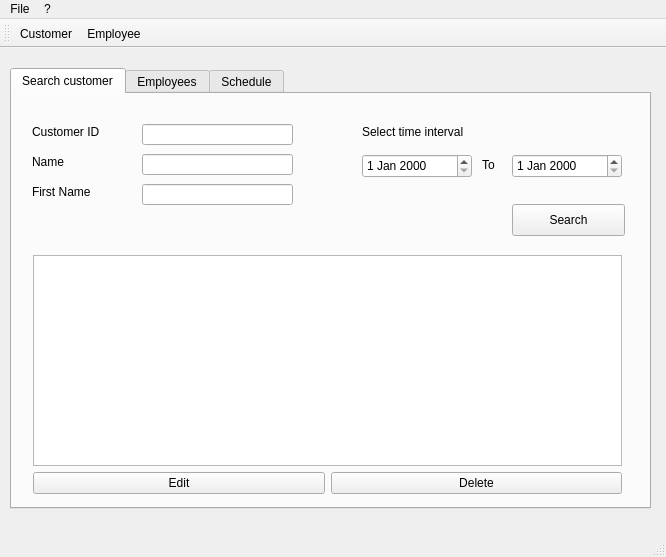
Before: the Qt Designer form mainwindow.ui in GouVsky/Projet_C-, drawn with Qt 5.
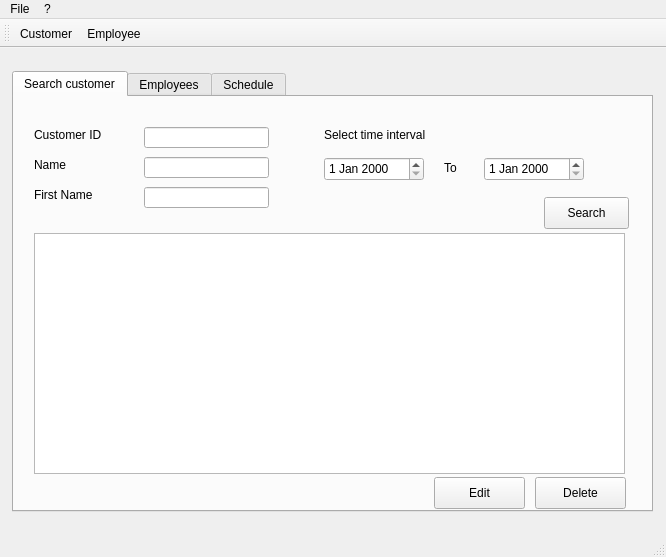
After: the same form once the commit is applied. The open tabs and pages were chosen to show the change. Icons and pictures are not drawn.

Commit message: Heureusement qu'on peut compter sur son binôme pour réparer les erreurs, hein ?.

```diff
--- a/mainwindow.ui
+++ b/mainwindow.ui
@@ -10,19 +10,22 @@
     <height>557</height>
    </rect>
   </property>
+  <property name="maximumSize">
+   <size>
+    <width>16777215</width>
+    <height>16777215</height>
+   </size>
+  </property>
   <property name="windowTitle">
    <string>MainWindow</string>
   </property>
+  <property name="tabShape">
+   <enum>QTabWidget::Rounded</enum>
+  </property>
   <widget class="QWidget" name="centralWidget">
+   <layout class="QGridLayout" name="gridLayout_3">
+    <item row="0" column="0">
    <widget class="QTabWidget" name="tabWidget">
-    <property name="geometry">
-     <rect>
-      <x>10</x>
-      <y>20</y>
-      <width>641</width>
-      <height>441</height>
-     </rect>
-    </property>
     <property name="maximumSize">
      <size>
       <width>641</width>
@@ -30,57 +33,18 @@
      </size>
     </property>
     <property name="currentIndex">
-     <number>1</number>
+       <number>0</number>
     </property>
     <widget class="QWidget" name="customerSearch">
      <attribute name="title">
       <string>Search customer</string>
      </attribute>
-     <widget class="QLineEdit" name="customerIDSearch">
-      <property name="geometry">
-       <rect>
-        <x>130</x>
-        <y>30</y>
-        <width>151</width>
-        <height>21</height>
-       </rect>
-      </property>
-      <property name="text">
-       <string/>
-      </property>
-     </widget>
-     <widget class="QLabel" name="customerID">
-      <property name="geometry">
-       <rect>
-        <x>20</x>
-        <y>30</y>
-        <width>81</width>
-        <height>16</height>
-       </rect>
-      </property>
-      <property name="text">
-       <string>Customer ID</string>
-      </property>
-     </widget>
-     <widget class="QLabel" name="customerName">
-      <property name="geometry">
-       <rect>
-        <x>20</x>
-        <y>60</y>
-        <width>60</width>
-        <height>16</height>
-       </rect>
-      </property>
-      <property name="text">
-       <string>Name</string>
-      </property>
-     </widget>
      <widget class="QLabel" name="customerFirstName">
       <property name="geometry">
        <rect>
         <x>20</x>
         <y>90</y>
-        <width>71</width>
+          <width>66</width>
         <height>16</height>
        </rect>
       </property>
@@ -88,14 +52,30 @@
        <string>First Name</string>
       </property>
      </widget>
-     <widget class="QLineEdit" name="customerNameSearch">
+       <widget class="QLineEdit" name="customerIDSearch">
       <property name="geometry">
        <rect>
         <x>130</x>
-        <y>60</y>
-        <width>151</width>
+          <y>30</y>
+          <width>125</width>
         <height>21</height>
        </rect>
+        </property>
+        <property name="text">
+         <string/>
+        </property>
+       </widget>
+       <widget class="QPushButton" name="searchCustomerSearchButton">
+        <property name="geometry">
+         <rect>
+          <x>530</x>
+          <y>100</y>
+          <width>85</width>
+          <height>32</height>
+         </rect>
+        </property>
+        <property name="text">
+         <string>Search</string>
       </property>
      </widget>
      <widget class="QLineEdit" name="customerFirstNameSearch">
@@ -103,50 +83,50 @@
        <rect>
         <x>130</x>
         <y>90</y>
-        <width>151</width>
+          <width>125</width>
         <height>21</height>
        </rect>
       </property>
      </widget>
-     <widget class="QLabel" name="datesInterval">
+       <widget class="QLineEdit" name="customerNameSearch">
       <property name="geometry">
        <rect>
-        <x>350</x>
-        <y>30</y>
-        <width>121</width>
-        <height>16</height>
-       </rect>
-      </property>
-      <property name="text">
-       <string>Select time interval</string>
-      </property>
+          <x>130</x>
+          <y>60</y>
+          <width>125</width>
+          <height>21</height>
+         </rect>
+        </property>
      </widget>
      <widget class="QDateEdit" name="dateBeginning">
       <property name="geometry">
        <rect>
-        <x>350</x>
+          <x>310</x>
         <y>60</y>
-        <width>110</width>
+          <width>100</width>
         <height>24</height>
        </rect>
       </property>
      </widget>
-     <widget class="QDateEdit" name="dateEnding">
+       <widget class="QLabel" name="customerID">
       <property name="geometry">
        <rect>
-        <x>500</x>
-        <y>60</y>
-        <width>110</width>
-        <height>24</height>
-       </rect>
-      </property>
+          <x>20</x>
+          <y>30</y>
+          <width>76</width>
+          <height>16</height>
+         </rect>
+        </property>
+        <property name="text">
+         <string>Customer ID</string>
+        </property>
      </widget>
      <widget class="QLabel" name="to">
       <property name="geometry">
        <rect>
-        <x>470</x>
+          <x>430</x>
         <y>60</y>
-        <width>21</width>
+          <width>16</width>
         <height>21</height>
        </rect>
       </property>
@@ -154,45 +134,51 @@
        <string>To</string>
       </property>
      </widget>
-     <widget class="QPushButton" name="searchCustomerSearchButton">
-      <property name="geometry">
-       <rect>
-        <x>500</x>
-        <y>110</y>
-        <width>113</width>
-        <height>32</height>
-       </rect>
-      </property>
-      <property name="text">
-       <string>Search</string>
-      </property>
-     </widget>
-     <widget class="QWidget" name="gridLayoutWidget">
-      <property name="geometry">
-       <rect>
-        <x>10</x>
-        <y>150</y>
-        <width>611</width>
-        <height>261</height>
-       </rect>
-      </property>
-      <layout class="QGridLayout" name="gridLayout_2">
-       <item row="1" column="0">
-        <widget class="QPushButton" name="searchCustomerEditButton">
-         <property name="text">
-          <string>Edit</string>
-         </property>
-        </widget>
-       </item>
-       <item row="1" column="1">
         <widget class="QPushButton" name="searchCustomerDeleteButton">
+        <property name="geometry">
+         <rect>
+          <x>521</x>
+          <y>380</y>
+          <width>91</width>
+          <height>32</height>
+         </rect>
+        </property>
          <property name="text">
           <string>Delete</string>
          </property>
         </widget>
-       </item>
-       <item row="0" column="0" colspan="2">
+       <widget class="QDateEdit" name="dateEnding">
+        <property name="geometry">
+         <rect>
+          <x>470</x>
+          <y>60</y>
+          <width>100</width>
+          <height>24</height>
+         </rect>
+        </property>
+       </widget>
+       <widget class="QLabel" name="customerName">
+        <property name="geometry">
+         <rect>
+          <x>20</x>
+          <y>60</y>
+          <width>36</width>
+          <height>16</height>
+         </rect>
+        </property>
+        <property name="text">
+         <string>Name</string>
+        </property>
+       </widget>
         <widget class="QTableView" name="customerView">
+        <property name="geometry">
+         <rect>
+          <x>20</x>
+          <y>136</y>
+          <width>591</width>
+          <height>241</height>
+         </rect>
+        </property>
          <property name="selectionBehavior">
           <enum>QAbstractItemView::SelectRows</enum>
          </property>
@@ -206,24 +192,50 @@
           <bool>false</bool>
          </attribute>
         </widget>
-       </item>
-      </layout>
+       <widget class="QLabel" name="datesInterval">
+        <property name="geometry">
+         <rect>
+          <x>310</x>
+          <y>30</y>
+          <width>117</width>
+          <height>16</height>
+         </rect>
+        </property>
+        <property name="text">
+         <string>Select time interval</string>
+        </property>
+       </widget>
+       <widget class="QPushButton" name="searchCustomerEditButton">
+        <property name="geometry">
+         <rect>
+          <x>420</x>
+          <y>380</y>
+          <width>91</width>
+          <height>32</height>
+         </rect>
+        </property>
+        <property name="text">
+         <string>Edit</string>
+        </property>
      </widget>
     </widget>
     <widget class="QWidget" name="employees">
      <attribute name="title">
       <string>Employees</string>
      </attribute>
-     <widget class="QWidget" name="gridLayoutWidget_3">
-      <property name="geometry">
-       <rect>
-        <x>20</x>
-        <y>30</y>
-        <width>601</width>
-        <height>371</height>
-       </rect>
-      </property>
+       <layout class="QGridLayout" name="gridLayout_4">
+        <item row="0" column="0">
+         <widget class="QPushButton" name="showEmployeesRefreshButton">
+          <property name="text">
+           <string>Refresh</string>
+          </property>
+         </widget>
+        </item>
+        <item row="1" column="0">
       <layout class="QGridLayout" name="gridLayout">
+          <property name="sizeConstraint">
+           <enum>QLayout::SetDefaultConstraint</enum>
+          </property>
        <item row="1" column="1">
         <widget class="QPushButton" name="showEmployeesDeleteButton">
          <property name="text">
@@ -242,20 +254,8 @@
         <widget class="QTreeView" name="treeView"/>
        </item>
       </layout>
-     </widget>
-     <widget class="QPushButton" name="showEmployeesRefreshButton">
-      <property name="geometry">
-       <rect>
-        <x>530</x>
-        <y>0</y>
-        <width>93</width>
-        <height>28</height>
-       </rect>
-      </property>
-      <property name="text">
-       <string>Refresh</string>
-      </property>
-     </widget>
+        </item>
+       </layout>
     </widget>
     <widget class="QWidget" name="planning">
      <attribute name="title">
@@ -263,6 +263,8 @@
      </attribute>
     </widget>
    </widget>
+    </item>
+   </layout>
   </widget>
   <widget class="QToolBar" name="mainToolBar">
    <property name="enabled">
@@ -288,7 +290,7 @@
      <x>0</x>
      <y>0</y>
      <width>666</width>
-     <height>26</height>
+     <height>22</height>
     </rect>
    </property>
    <property name="defaultUp">
```
Left out of the diff: 4 changed lines with no effect on the pictures. Lines whose indentation alone changed are shown as unchanged. The commit also changes 2 other files.
